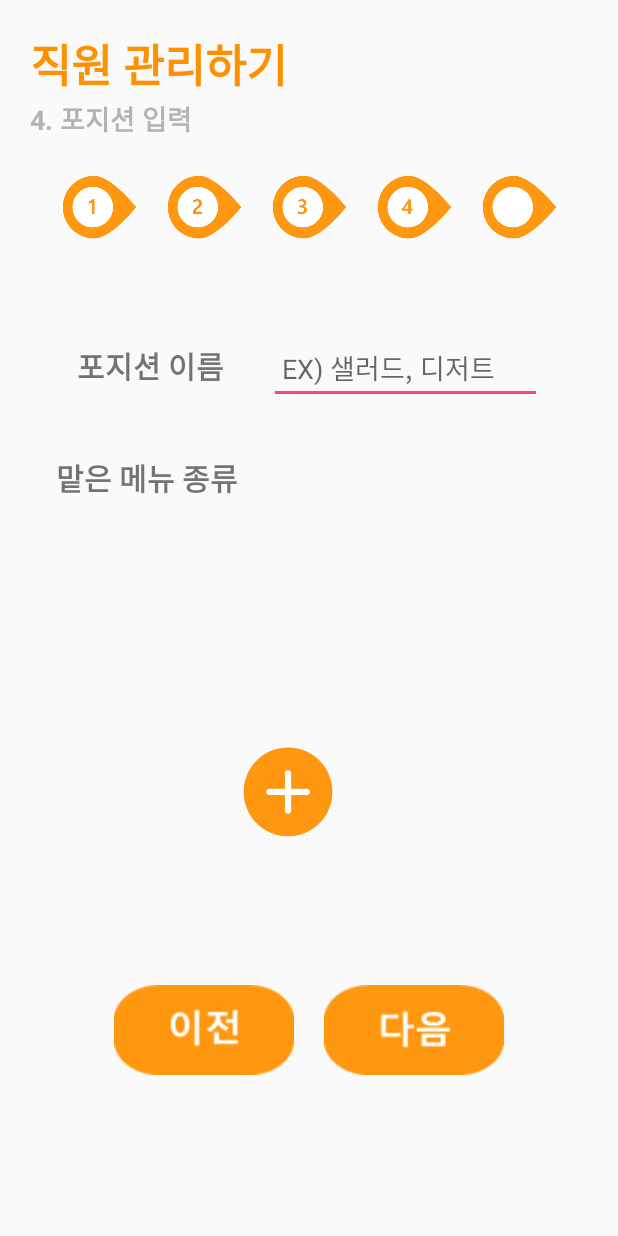
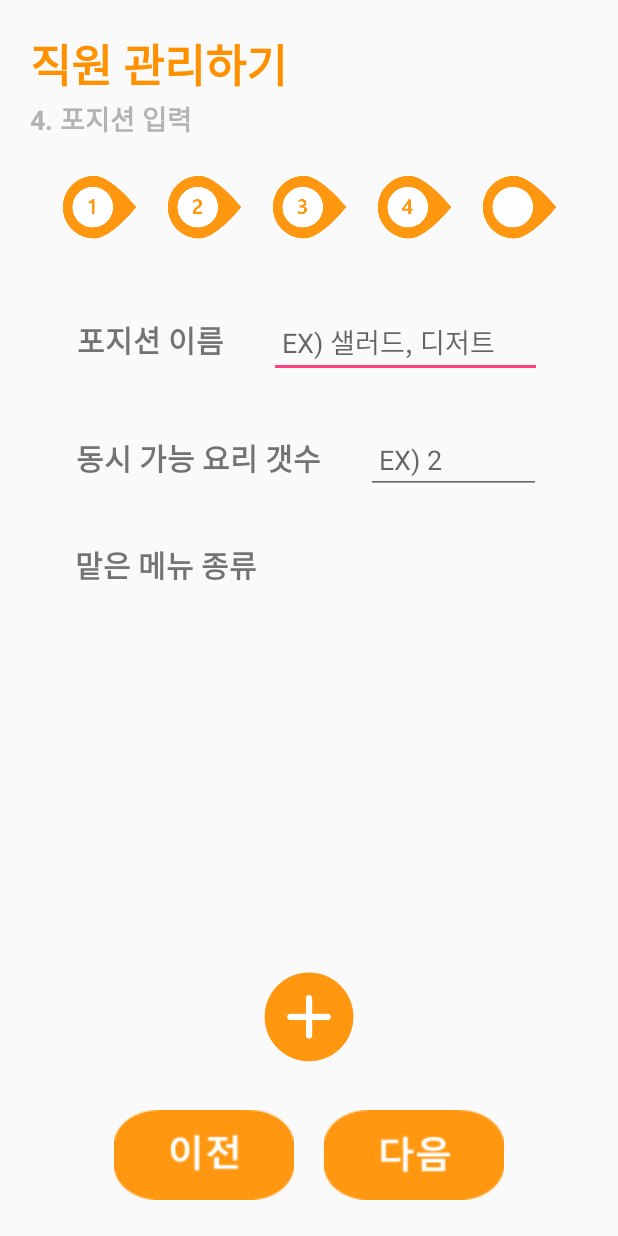
Before and after one commit to sangmin2dev/Chefling, an Android app: the CookCustom1 screen opened directly, with no data from a screen before it, on a phone screen of 412 x 824 dp. Run offline under Robolectric (Android 15) with nearby library versions, the phone set to English and light mode, and no system bars; our stand-ins replace data binding; 1 statement that could not run was skipped.

Commit message:
Add position Size,Cooking Time and Data Packing

```diff
--- a/Chef/app/src/main/java/com/example/sungho/chef/CookCustom1.java
+++ b/Chef/app/src/main/java/com/example/sungho/chef/CookCustom1.java
@@ -32,6 +32,7 @@ public class CookCustom1 extends AppCompatActivity {
     LinearLayout container2;
     LinearLayout container3;
     EditText nameEdit;
+    EditText sizeEdit;
     TableLayout tableLayout;
     ImageButton preButton;
     ImageButton nextButton;
@@ -58,6 +59,7 @@ public class CookCustom1 extends AppCompatActivity {
         container2 = binding.container2;
         container3 = binding.container3;
         nameEdit = binding.nameEdit;
+        sizeEdit = binding.sizeEdit;
         tableLayout = binding.table;
         addButton = binding.addbtn;
         preButton = binding.prebtn;
@@ -105,7 +107,7 @@ public class CookCustom1 extends AppCompatActivity {
                     position.add(nameEdit.getText().toString());
                     displayMenu(nameEdit.getText().toString());
 
-                    rest.addPosition(nameEdit.getText().toString());
+                    rest.addPosition(nameEdit.getText().toString(),Integer.parseInt(sizeEdit.getText().toString()));
                     for(int i = 0; i < checkBox.length; i++){
                         // 체크박스에 체크되어 있다면 해당 메뉴타입을 포지션객체에 추가
                         if(checkBox[i].isChecked()) {
--- a/Chef/app/src/main/java/com/example/sungho/chef/Data/Cooks.java
+++ b/Chef/app/src/main/java/com/example/sungho/chef/Data/Cooks.java
@@ -4,7 +4,7 @@ public class Cooks {
     private String name;
     private String position;
     private int ability;
-    private String breaktime;
+    private boolean breaktime;
 
     public String getName() {
         return name;
@@ -18,7 +18,7 @@ public class Cooks {
         return ability;
     }
 
-    public String getBreaktime() {
+    public boolean getBreaktime() {
         return breaktime;
     }
 
@@ -34,7 +34,7 @@ public class Cooks {
         this.ability = ability;
     }
 
-    public void setBreaktime(String breaktime) {
+    public void setBreaktime(boolean breaktime) {
         this.breaktime = breaktime;
     }
 }
--- a/Chef/app/src/main/java/com/example/sungho/chef/MenuCustom3.java
+++ b/Chef/app/src/main/java/com/example/sungho/chef/MenuCustom3.java
@@ -33,6 +33,7 @@ public class MenuCustom3 extends AppCompatActivity {
     Spinner typeSpiner;
     EditText nameEdit;
     EditText priceEdit;
+    EditText timeEdit;
     EditText infoEdit;
     ImageButton preButton;
     ImageButton nextButton;
@@ -59,6 +60,7 @@ public class MenuCustom3 extends AppCompatActivity {
         nameEdit = binding.nameEdit;
         typeSpiner = binding.typeSpinner;
         priceEdit = binding.priceEdit;
+        timeEdit = binding.timeEdit;
         infoEdit = binding.infoEdit;
         addButton = binding.addbtn;
         preButton = binding.prebtn;
@@ -99,6 +101,7 @@ public class MenuCustom3 extends AppCompatActivity {
                                     nameEdit.getText().toString(),                      // 이름
                                     typeSpiner.getSelectedItem().toString(),            // 타입
                                     Integer.parseInt(priceEdit.getText().toString()),   // 가격
+                                    Integer.parseInt(timeEdit.getText().toString()),    // 소요 시간
                                     infoEdit.getText().toString());                     // 정보
                     }
                     menu.add(nameEdit.getText().toString());
--- a/Chef/app/src/main/java/com/example/sungho/chef/MenuType.java
+++ b/Chef/app/src/main/java/com/example/sungho/chef/MenuType.java
@@ -29,7 +29,7 @@ public class MenuType implements Serializable{
         menus = new ArrayList<Menu>();
     }
 
-    public void AddMenu(String name, String menuType, int price, String info){
-        menus.add(new Menu(name, menuType, price, info));
+    public void AddMenu(String name, String menuType, int price,int time, String info){
+        menus.add(new Menu(name, menuType, price, time, info));
     }
 }
--- a/Chef/app/src/main/java/com/example/sungho/chef/Restaurant.java
+++ b/Chef/app/src/main/java/com/example/sungho/chef/Restaurant.java
@@ -50,7 +50,7 @@ public class Restaurant implements Serializable{
     }
 
     // 포지션 추가
-    public void addPosition(String name){
-        positions.add(new Position(name));
+    public void addPosition(String name,int size){
+        positions.add(new Position(name,size));
     }
 }
--- a/Chef/app/src/main/res/layout/activity_cook_custom1.xml
+++ b/Chef/app/src/main/res/layout/activity_cook_custom1.xml
@@ -44,9 +44,9 @@
             android:layout_width="wrap_content"
             android:layout_height="wrap_content"
             android:layout_gravity="center"
-            android:layout_marginEnd="8dp"
             android:layout_marginStart="8dp"
             android:layout_marginTop="21dp"
+            android:layout_marginEnd="8dp"
             android:orientation="horizontal"
             app:layout_constraintEnd_toEndOf="parent"
             app:layout_constraintStart_toStartOf="parent"
@@ -86,9 +86,9 @@
             android:id="@+id/container1"
             android:layout_width="330dp"
             android:layout_height="wrap_content"
-            android:layout_marginEnd="27dp"
             android:layout_marginStart="27dp"
             android:layout_marginTop="8dp"
+            android:layout_marginEnd="27dp"
             android:orientation="horizontal"
             app:layout_constraintBottom_toTopOf="@+id/container2"
             app:layout_constraintEnd_toEndOf="parent"
@@ -100,8 +100,8 @@
             android:id="@+id/container2"
             android:layout_width="330dp"
             android:layout_height="wrap_content"
+            android:layout_marginStart="27dp"
             android:layout_marginEnd="27dp"
-            android:layout_marginStart="27dp"
             android:orientation="horizontal"
             app:layout_constraintBottom_toTopOf="@+id/container3"
             app:layout_constraintEnd_toEndOf="parent"
@@ -113,8 +113,8 @@
             android:id="@+id/container3"
             android:layout_width="330dp"
             android:layout_height="wrap_content"
+            android:layout_marginStart="27dp"
             android:layout_marginEnd="27dp"
-            android:layout_marginStart="27dp"
             android:orientation="horizontal"
             app:layout_constraintEnd_toEndOf="parent"
             app:layout_constraintHorizontal_bias="0.0"
@@ -125,11 +125,11 @@
             android:id="@+id/Name"
             android:layout_width="310dp"
             android:layout_height="wrap_content"
-            android:layout_marginBottom="26dp"
+            android:layout_marginStart="37dp"
+            android:layout_marginTop="32dp"
             android:layout_marginEnd="37dp"
-            android:layout_marginStart="37dp"
-            android:layout_marginTop="49dp"
-            app:layout_constraintBottom_toTopOf="@+id/whatmake"
+            android:layout_marginBottom="16dp"
+            app:layout_constraintBottom_toTopOf="@+id/Size"
             app:layout_constraintEnd_toEndOf="parent"
             app:layout_constraintStart_toStartOf="parent"
             app:layout_constraintTop_toBottomOf="@+id/container1">
@@ -149,28 +149,60 @@
                 android:hint=" EX) 샐러드, 디저트" />
         </LinearLayout>
 
+        <LinearLayout
+            android:id="@+id/Size"
+            android:layout_width="310dp"
+            android:layout_height="wrap_content"
+            android:layout_marginStart="37dp"
+            android:layout_marginTop="16dp"
+            android:layout_marginEnd="37dp"
+            android:layout_marginBottom="16dp"
+            app:layout_constraintBottom_toTopOf="@+id/whatmake"
+            app:layout_constraintEnd_toEndOf="parent"
+            app:layout_constraintHorizontal_bias="0.481"
+            app:layout_constraintStart_toStartOf="parent"
+            app:layout_constraintTop_toBottomOf="@+id/Name">
+
+            <TextView
+                android:layout_width="wrap_content"
+                android:layout_height="wrap_content"
+                android:text="동시 가능 요리 갯수"
+                android:textSize="30px"
+                android:textStyle="bold" />
+
+            <EditText
+                android:id="@+id/sizeEdit"
+                android:inputType="number"
+                android:layout_width="match_parent"
+                android:layout_height="wrap_content"
+                android:layout_marginLeft="30dp"
+                android:hint=" EX) 2" />
+        </LinearLayout>
+
         <TextView
             android:id="@+id/whatmake"
             android:layout_width="wrap_content"
             android:layout_height="wrap_content"
-            android:layout_marginBottom="13dp"
-            android:layout_marginStart="37dp"
-            android:layout_marginTop="8dp"
+            android:layout_marginStart="50dp"
+            android:layout_marginTop="16dp"
+            android:layout_marginBottom="16dp"
             android:layout_weight="1"
             android:text="맡은 메뉴 종류"
             android:textSize="30px"
             android:textStyle="bold"
             app:layout_constraintBottom_toTopOf="@+id/table"
             app:layout_constraintStart_toStartOf="parent"
-            app:layout_constraintTop_toBottomOf="@+id/Name" />
+            app:layout_constraintTop_toBottomOf="@+id/Size" />
 
         <TableLayout
             android:id="@+id/table"
             android:layout_width="310dp"
             android:layout_height="0dp"
+            android:layout_marginStart="37dp"
+            android:layout_marginTop="16dp"
             android:layout_marginEnd="37dp"
-            android:layout_marginStart="37dp"
-            android:layout_marginTop="14dp"
+            android:layout_marginBottom="16dp"
+            app:layout_constraintBottom_toTopOf="@+id/addbtn"
             app:layout_constraintEnd_toEndOf="parent"
             app:layout_constraintStart_toStartOf="parent"
             app:layout_constraintTop_toBottomOf="@+id/whatmake">
@@ -182,15 +214,16 @@
             android:layout_width="60dp"
             android:layout_height="60dp"
             android:layout_gravity="center"
-            android:layout_marginEnd="8dp"
-            android:layout_marginStart="162dp"
-            android:layout_marginTop="67dp"
+            android:layout_marginStart="32dp"
+            android:layout_marginTop="16dp"
+            android:layout_marginEnd="32dp"
+            android:layout_marginBottom="16dp"
             android:background="#00000000"
             android:scaleType="fitXY"
             android:src="@drawable/addbtn"
             app:layout_constraintBottom_toTopOf="@+id/linearLayout7"
             app:layout_constraintEnd_toEndOf="parent"
-            app:layout_constraintHorizontal_bias="0.0"
+            app:layout_constraintHorizontal_bias="0.5"
             app:layout_constraintStart_toStartOf="parent"
             app:layout_constraintTop_toBottomOf="@+id/table" />
 
@@ -199,10 +232,10 @@
             android:layout_width="wrap_content"
             android:layout_height="wrap_content"
             android:layout_gravity="center"
-            android:layout_marginBottom="24dp"
-            android:layout_marginEnd="8dp"
             android:layout_marginStart="8dp"
             android:layout_marginTop="16dp"
+            android:layout_marginEnd="8dp"
+            android:layout_marginBottom="24dp"
             app:layout_constraintBottom_toBottomOf="parent"
             app:layout_constraintEnd_toEndOf="parent"
             app:layout_constraintStart_toStartOf="parent"
```
Also changed, not shown: Chef/app/src/main/java/com/example/sungho/chef/CookCustom2.java (+36 -0 lines), Chef/app/src/main/java/com/example/sungho/chef/Data/Foods.java (+6 -6 lines), Chef/app/src/main/java/com/example/sungho/chef/Menu.java (+7 -1 lines), Chef/app/src/main/java/com/example/sungho/chef/Position.java (+23 -1 lines), Chef/app/src/main/res/layout/activity_menucustom3.xml (+43 -15 lines).
